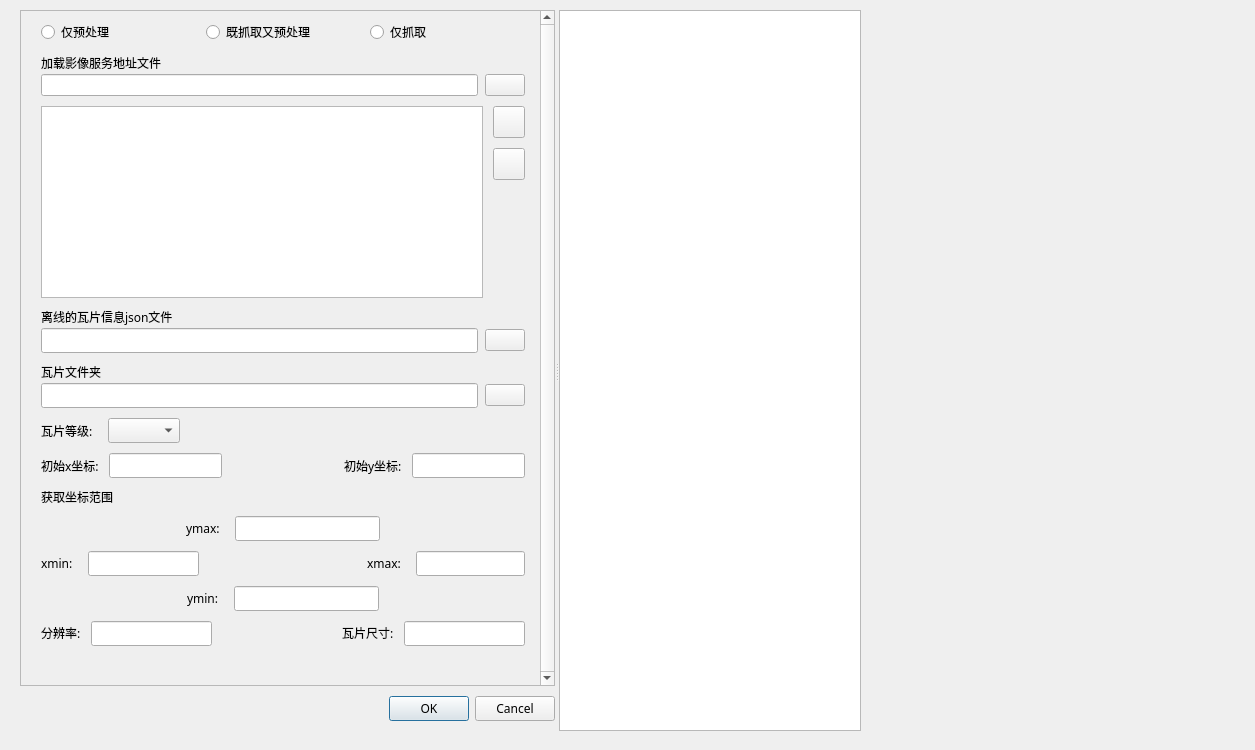
Qt form UI/UITileMap.ui (zou-mono/oneTools) before a commit.
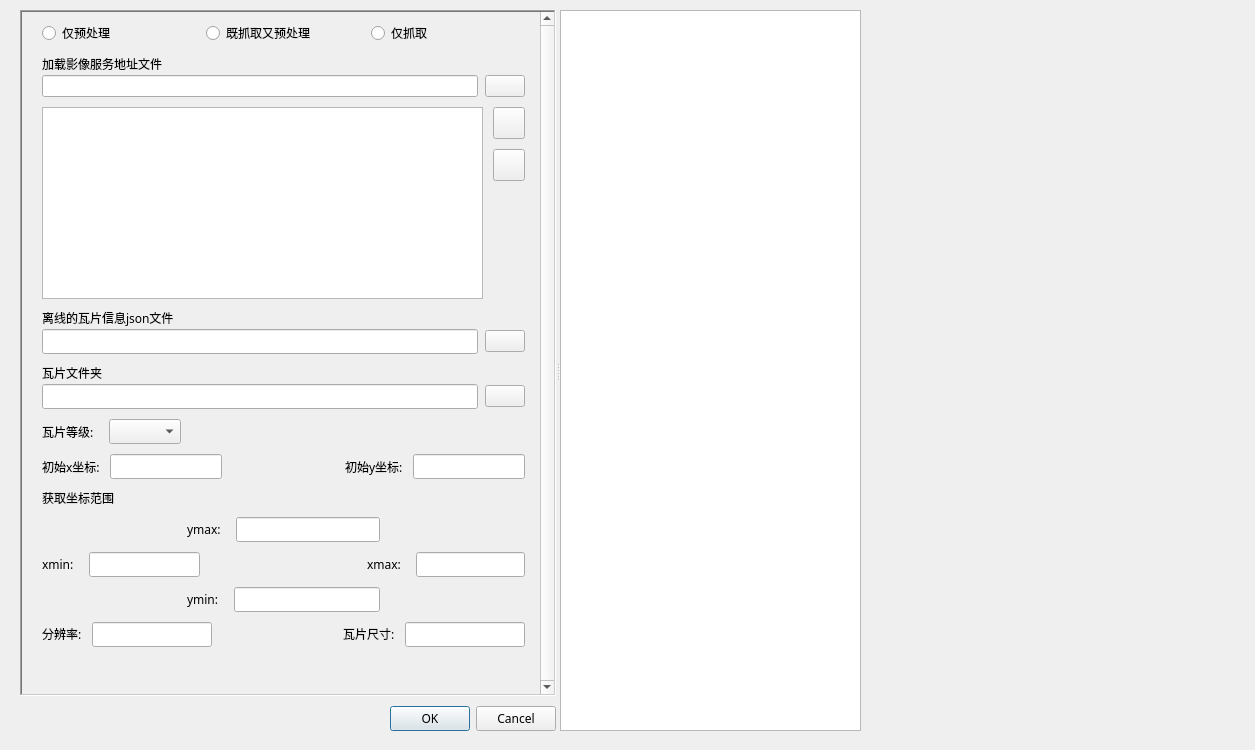
The same form after that commit. Icons and pictures are not drawn. Custom widgets are drawn as their Qt base class.

```diff
--- a/UI/UITileMap.ui
+++ b/UI/UITileMap.ui
@@ -22,16 +22,19 @@
      <height>721</height>
     </rect>
    </property>
+   <property name="frameShape">
+    <enum>QFrame::NoFrame</enum>
+   </property>
    <property name="orientation">
     <enum>Qt::Horizontal</enum>
    </property>
-   <widget class="QWidget" name="">
+   <widget class="QWidget" name="layoutWidget">
     <layout class="QVBoxLayout" name="verticalLayout_6">
      <property name="spacing">
       <number>10</number>
      </property>
      <property name="bottomMargin">
-      <number>10</number>
+      <number>0</number>
      </property>
      <item>
       <widget class="QScrollArea" name="scrollArea">
@@ -41,6 +44,9 @@
          <verstretch>0</verstretch>
         </sizepolicy>
        </property>
+       <property name="frameShape">
+        <enum>QFrame::WinPanel</enum>
+       </property>
        <property name="verticalScrollBarPolicy">
         <enum>Qt::ScrollBarAlwaysOn</enum>
        </property>
@@ -58,7 +64,7 @@
          <rect>
           <x>0</x>
           <y>0</y>
-          <width>548</width>
+          <width>540</width>
           <height>690</height>
          </rect>
         </property>
```
Left out of the diff: 2 changed lines with no effect on the pictures.
